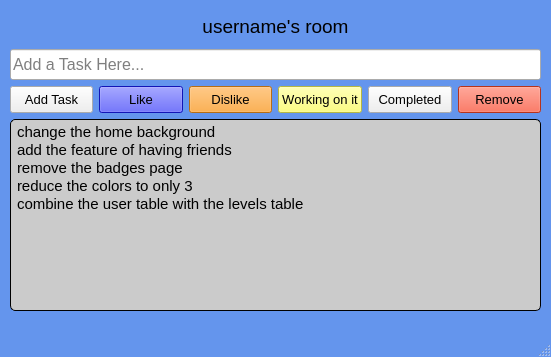
This is room.ui in amxnese/DevCollab as Qt 5 draws it before an edit. The edited form follows.
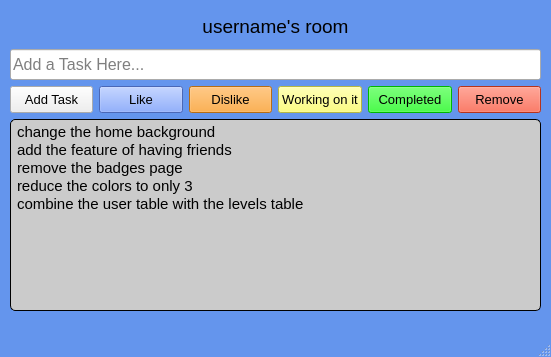
This is the edited form.

Patch:
```diff
--- a/room.ui
+++ b/room.ui
@@ -66,7 +66,7 @@
 	background-color: #6495ED;
 }
 #like_button{
-	background-color: rgb(26, 29, 255);
+	background-color: rgb(103, 144, 255);
 }
 #dislike_button{
 	background-color: rgb(255, 153, 28)
@@ -80,7 +80,7 @@
 #woi_button{
 	background-color: rgb(253, 255, 93)
 }
-#finished_button{
+#completed_button{
 	background-color: rgb(0, 255, 0)
 }
 
```
